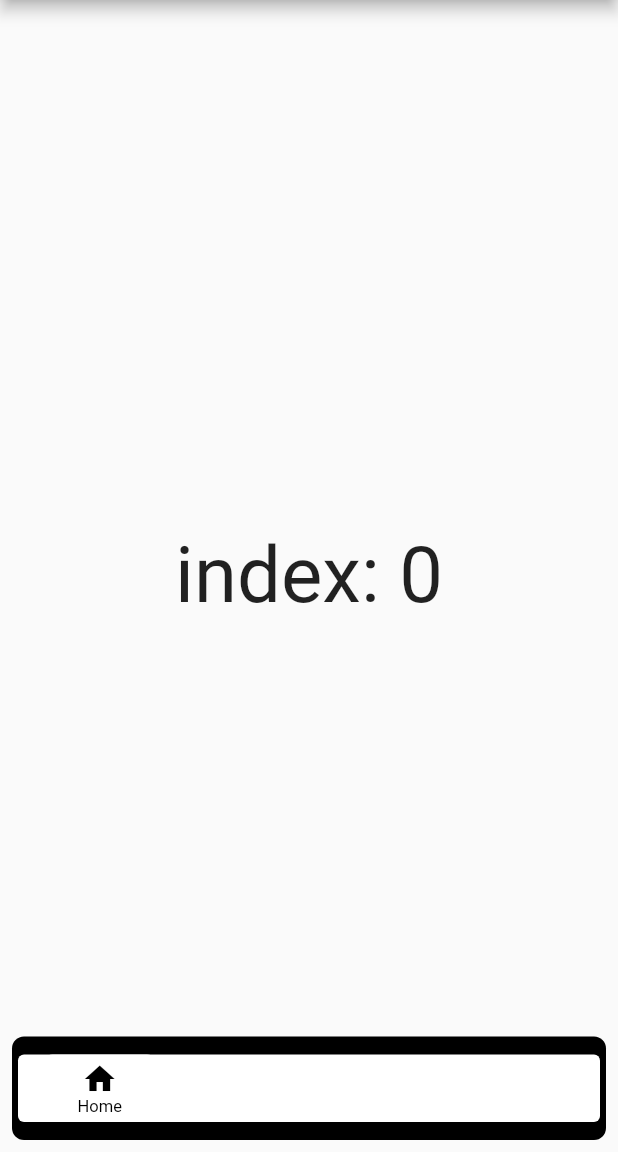
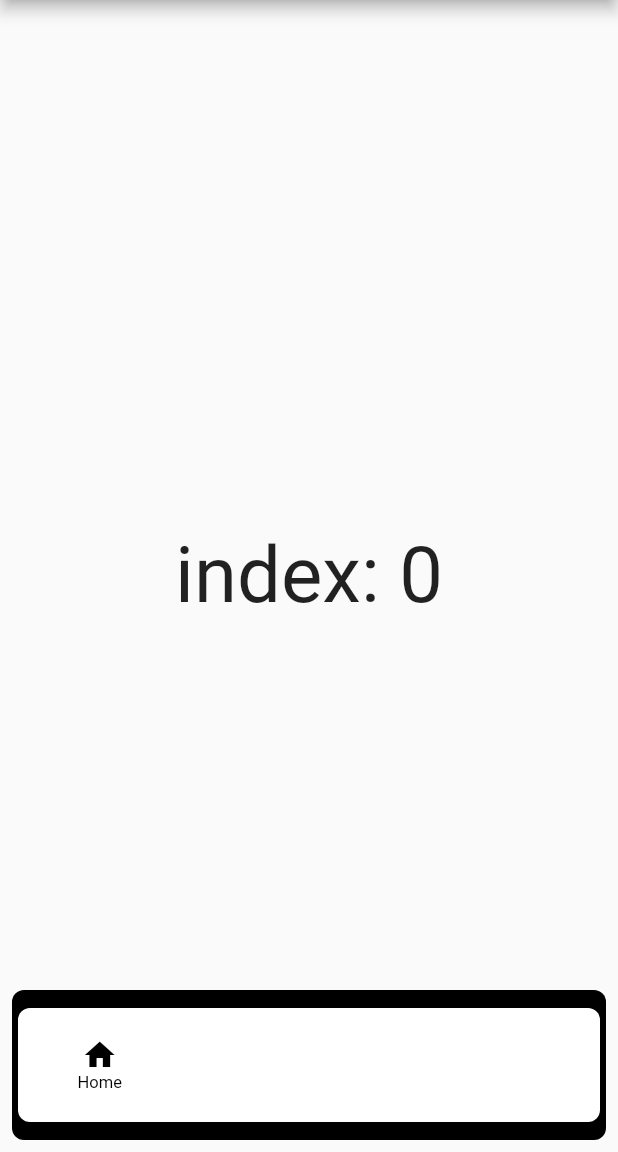
Before and after one commit to right7ctrl/flutter_floating_bottom_navigation_bar, a Flutter app: the screen it shows after launch, on a phone screen of 412 x 824 dp, the part 84-1236 px from its top. Run offline on Flutter 3.47's test engine with Material 2 defaults, Android fonts, the phone set to English and light mode, and no system bars.

Commit message:
added widget height, fixed card rounded borders

```diff
--- a/lib/src/floating_navbar.dart
+++ b/lib/src/floating_navbar.dart
@@ -20,6 +20,7 @@ class FloatingNavbar extends StatefulWidget {
   final EdgeInsetsGeometry margin;
   final EdgeInsetsGeometry padding;
   final double width;
+  final double height;
   final double elevation;
 
   FloatingNavbar({
@@ -39,6 +40,7 @@ class FloatingNavbar extends StatefulWidget {
     this.margin = const EdgeInsets.all(8),
     this.padding = const EdgeInsets.symmetric(vertical: 8),
     this.width = double.infinity,
+    this.height = 100.0,
     this.elevation = 0.0,
   })  : assert(items.length > 1),
         assert(items.length <= 5),
@@ -84,8 +86,12 @@ class _FloatingNavbarState extends State<FloatingNavbar> {
               color: widget.backgroundColor,
             ),
             width: widget.width,
+            height: widget.height,
             child: Card(
               elevation: widget.elevation,
+              shape: RoundedRectangleBorder(
+                borderRadius: BorderRadius.circular(widget.borderRadius),
+              ),
               child: Padding(
                 padding: const EdgeInsets.symmetric(horizontal: 8),
                 child: Row(
```
Lines whose indentation alone changed are shown as unchanged.
